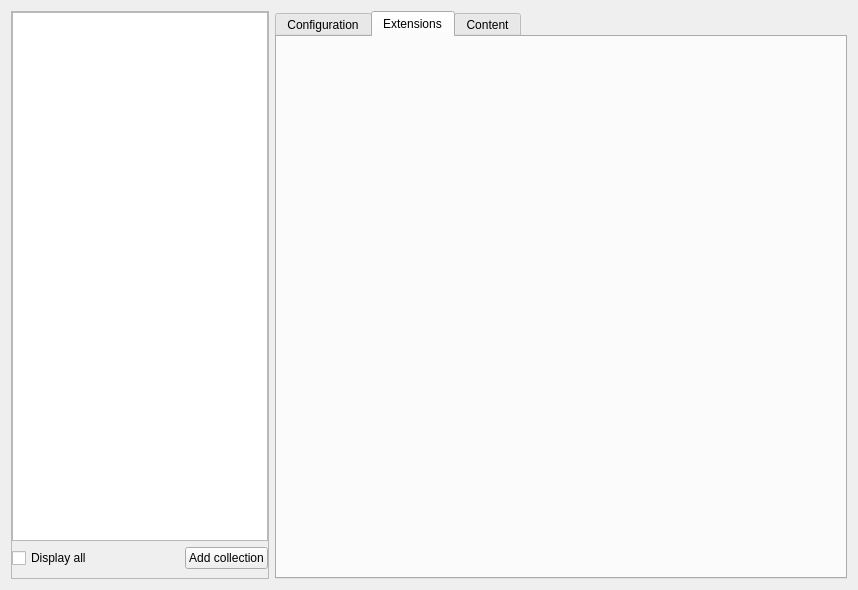
Qt form src/conf/dlgaddressbookbase.ui (KDE/ring-kde) before a commit.
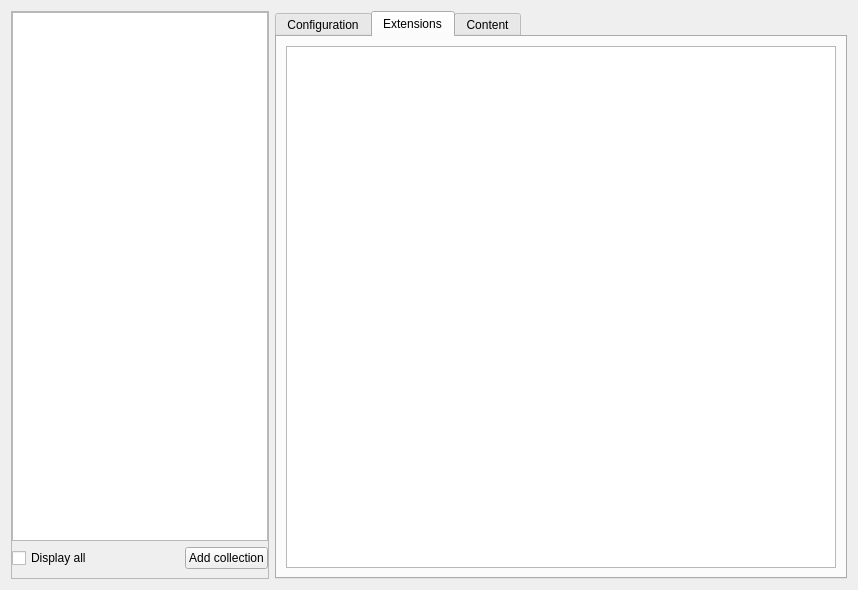
The same form after that commit. The open tabs and pages were chosen to show the change. Custom widgets are drawn as their Qt base class.

The edit to the form file:
```diff
--- a/src/conf/dlgaddressbookbase.ui
+++ b/src/conf/dlgaddressbookbase.ui
@@ -142,6 +142,11 @@
       <attribute name="title">
        <string>Extensions</string>
       </attribute>
+      <layout class="QVBoxLayout" name="verticalLayout_4">
+       <item>
+        <widget class="QListView" name="m_pExtensions"/>
+       </item>
+      </layout>
      </widget>
      <widget class="QWidget" name="m_pTabContent">
       <attribute name="title">
```
Left out of the diff: 2 changed lines with no effect on the pictures.
